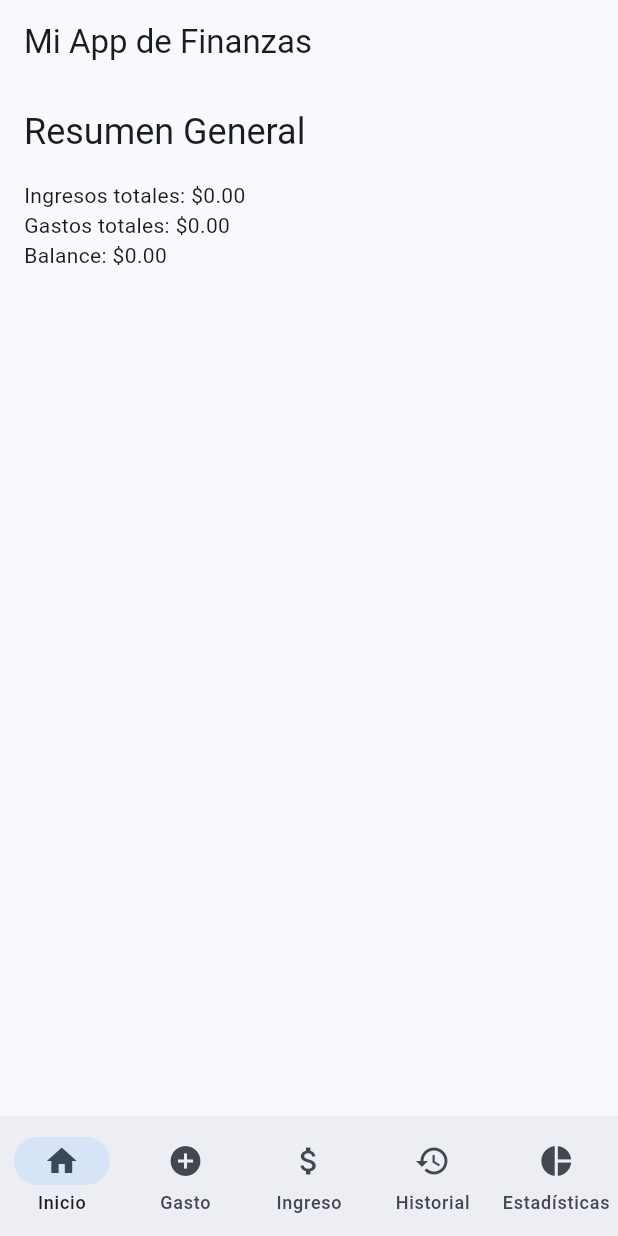
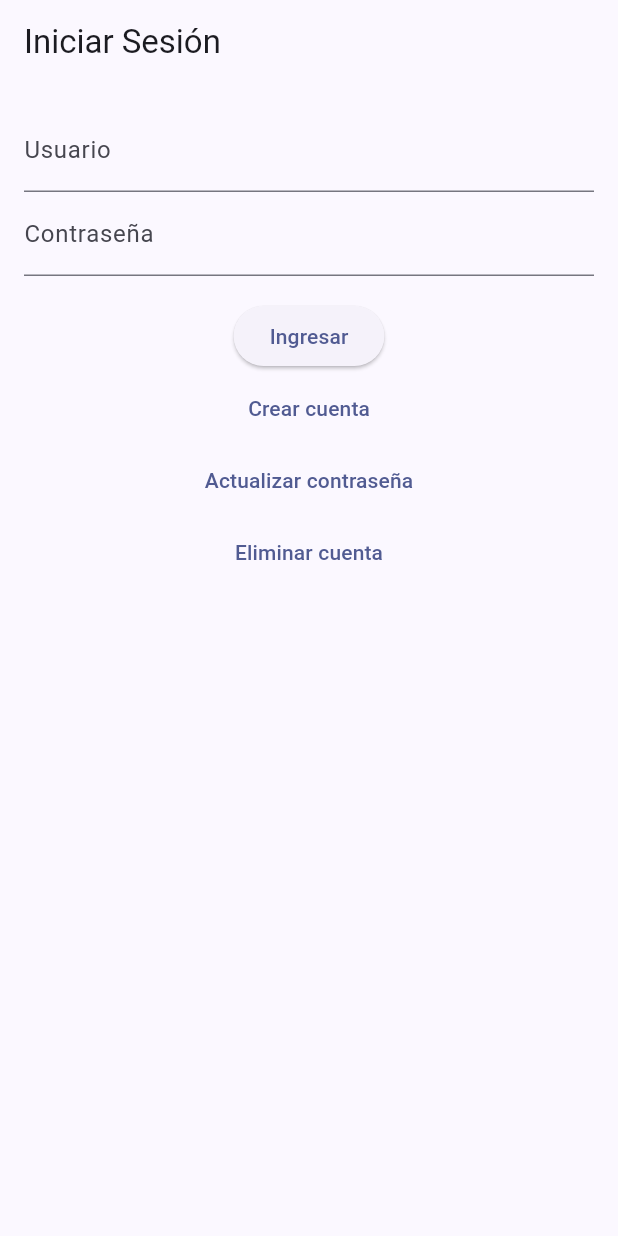
Before and after one commit to juanco503/control-gastos-app, a Flutter app: the screen it shows after launch, on a phone screen of 412 x 824 dp. Run offline on Flutter 3.47's test engine with Material 3 defaults, Android fonts, the phone set to English and light mode, and no system bars; our stand-ins replace shared_preferences.

Commit message:
Add files via upload

```diff
--- /dev/null
+++ b/lib/login/login_page.dart
@@ -0,0 +1,65 @@
+import 'package:flutter/material.dart';
+import 'auth_service.dart';
+import '../main.dart';
+
+class LoginPage extends StatelessWidget {
+  final TextEditingController userCtrl = TextEditingController();
+  final TextEditingController passCtrl = TextEditingController();
+  final AuthService auth = AuthService();
+
+  void _msg(BuildContext context, String text) =>
+      ScaffoldMessenger.of(context).showSnackBar(SnackBar(content: Text(text)));
+
+  @override
+  Widget build(BuildContext context) {
+    return Scaffold(
+      appBar: AppBar(title: const Text('Iniciar Sesión')),
+      body: Padding(
+        padding: const EdgeInsets.all(16),
+        child: Column(
+          children: [
+            TextField(
+              controller: userCtrl,
+              decoration: const InputDecoration(labelText: 'Usuario'),
+            ),
+            TextField(
+              controller: passCtrl,
+              decoration: const InputDecoration(labelText: 'Contraseña'),
+              obscureText: true,
+            ),
+            const SizedBox(height: 16),
+            ElevatedButton(
+              onPressed: () async {
+                bool ok = await auth.login(userCtrl.text, passCtrl.text);
+                if (ok) {
+                  _msg(context, 'Login exitoso');
+
+                  //Redirección a pantalla principal de app
+                  Navigator.pushReplacement(
+                    context,
+                    MaterialPageRoute(builder: (_) => const FinanzasHome()),
+                  );
+                } else {
+                  _msg(context, 'Credenciales incorrectas');
+                }
+              },
+              child: const Text('Ingresar'),
+            ),
+            TextButton(
+              onPressed: () => Navigator.pushNamed(context, '/register'),
+              child: const Text('Crear cuenta'),
+            ),
+            TextButton(
+              onPressed: () => Navigator.pushNamed(context, '/update'),
+              child: const Text('Actualizar contraseña'),
+            ),
+            TextButton(
+              onPressed: () => Navigator.pushNamed(context, '/delete'),
+              child: const Text('Eliminar cuenta'),
+            ),
+          ],
+        ),
+      ),
+    );
+  }
+}
--- a/lib/main.dart
+++ b/lib/main.dart
@@ -1,3 +1,10 @@
+//Importaciones de login y CRUD
+import 'login/login_page.dart';
+import 'login/register_page.dart';
+import 'login/update_page.dart';
+import 'login/delete_page.dart';
+
+//Importaciones app
 import 'package:flutter/material.dart';
 import 'models/transaction.dart';
 import 'screens/dashboard.dart';
@@ -6,27 +13,50 @@ import 'screens/add_income.dart';
 
 
 void main() {
-  runApp(const MyApp());
+  runApp(MyApp());
+}
+class MyApp extends StatelessWidget {
+  const MyApp({super.key});
+
+  @override
+  Widget build(BuildContext context) {
+    return MaterialApp(
+      title: 'App Finanzas con Login',
+      theme: ThemeData(
+        useMaterial3: true,
+        colorSchemeSeed: Colors.indigo,
+      ),
+      initialRoute: '/',
+      routes: {
+        '/': (context) => LoginPage(), //Pantalla inicial
+        '/home': (context) => FinanzasHome(), //Pantalla de app de finanzas
+        '/register': (context) => RegisterPage(),
+        '/update': (context) => UpdatePage(),
+        '/delete': (context) => DeletePage(),
+      },
+    );
+  }
 }
 
-class MyApp extends StatefulWidget {
-  const MyApp({super.key});
+/// Pantalla principal después del login exitoso
+class FinanzasHome extends StatefulWidget {
+  const FinanzasHome({super.key});
+
   @override
-  State<MyApp> createState() => _MyAppState();
+  State<FinanzasHome> createState() => _FinanzasHomeState();
 }
 
-class _MyAppState extends State<MyApp> {
-  // Listas para almacenar gastos e ingresos ingresados
+class _FinanzasHomeState extends State<FinanzasHome> {
   final List<Transaction> _gastos = [];
   final List<Transaction> _ingresos = [];
-  int _selectedIndex = 0; // Índice seleccionado en la barra de navegación
+  int _selectedIndex = 0;
 
-  // Callbacks para agregar una nueva transacción a las listas correspondientes
   void _addGasto(Transaction gasto) {
     setState(() {
       _gastos.add(gasto);
     });
   }
+
   void _addIngreso(Transaction ingreso) {
     setState(() {
       _ingresos.add(ingreso);
@@ -35,28 +65,18 @@ class _MyAppState extends State<MyApp> {
 
   @override
   Widget build(BuildContext context) {
-    return MaterialApp(
-      title: 'App Finanzas',
-      theme: ThemeData(
-        useMaterial3: true,                  // Activa Material 3:contentReference[oaicite:4]{index=4}
-        colorSchemeSeed: Colors.blue,       // Color principal semilla (Material 3)
-      ),
-      home: Scaffold(
+    return Scaffold(
       appBar: AppBar(
         title: const Text('Mi App de Finanzas'),
       ),
-        // Cuerpo según pestaña seleccionada
       body: IndexedStack(
         index: _selectedIndex,
         children: [
-            //Se borraron los children de las demas screens
           DashboardScreen(gastos: _gastos, ingresos: _ingresos),
           AddExpenseScreen(onAdd: _addGasto),
           AddIncomeScreen(onAdd: _addIngreso),
-
         ],
       ),
-        // Barra de navegación inferior (Material 3)
       bottomNavigationBar: NavigationBar(
         selectedIndex: _selectedIndex,
         onDestinationSelected: (int index) {
@@ -64,15 +84,11 @@ class _MyAppState extends State<MyApp> {
             _selectedIndex = index;
           });
         },
-          // Destinos con icono y etiqueta
         destinations: const <NavigationDestination>[
           NavigationDestination(icon: Icon(Icons.home), label: 'Inicio'),
           NavigationDestination(icon: Icon(Icons.add_circle), label: 'Gasto'),
           NavigationDestination(icon: Icon(Icons.attach_money), label: 'Ingreso'),
-            NavigationDestination(icon: Icon(Icons.history), label: 'Historial'),
-            NavigationDestination(icon: Icon(Icons.pie_chart), label: 'Estadísticas'),
         ],
-        ),
       ),
     );
   }
--- a/pubspec.yaml
+++ b/pubspec.yaml
@@ -31,6 +31,7 @@ dependencies:
   flutter:
     sdk: flutter
   fl_chart: ^1.0.0   # Librería para gráficos en Flutter:contentReference[oaicite:1]{index=1}
+  shared_preferences: ^2.5.3 #dependencia para autenticacion
 
 
   # The following adds the Cupertino Icons font to your application.
```
Also changed, not shown: lib/login/auth_service.dart (added, +39 -0 lines), lib/login/delete_page.dart (added, +34 -0 lines), lib/login/register_page.dart (added, +36 -0 lines), lib/login/update_page.dart (added, +36 -0 lines), 2 other files. Lines whose indentation alone changed are shown as unchanged.
